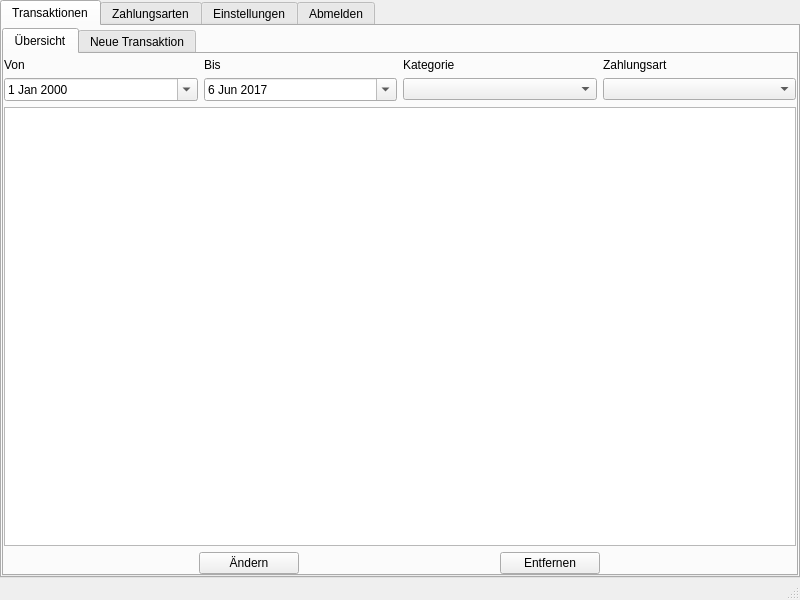
This is benutzerwindow.ui in Tandaradei/haushalt as Qt 5 draws it before an edit. The edited form follows.
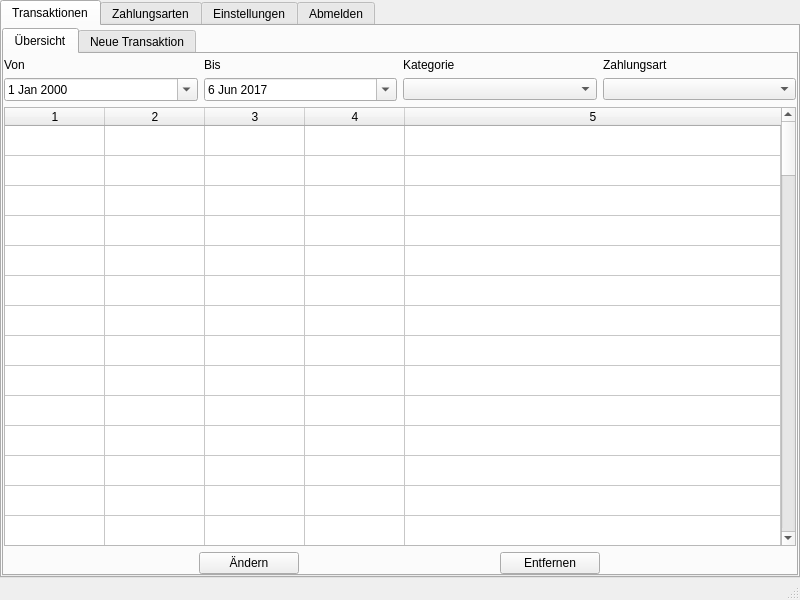
This is the edited form. The open tabs and pages were chosen to show the change. Icons and pictures are not drawn.

Commit message:
Changed transactionList to transactionTable
Added method to add a row to table
Added 2 test entries

```diff
--- a/benutzerwindow.ui
+++ b/benutzerwindow.ui
@@ -208,7 +208,143 @@
                    </layout>
                   </item>
                   <item>
-                   <widget class="QColumnView" name="transaktionenColumnView"/>
+                   <widget class="QTableWidget" name="transaktionenTable">
+                    <property name="editTriggers">
+                     <set>QAbstractItemView::NoEditTriggers</set>
+                    </property>
+                    <property name="selectionBehavior">
+                     <enum>QAbstractItemView::SelectRows</enum>
+                    </property>
+                    <property name="sortingEnabled">
+                     <bool>true</bool>
+                    </property>
+                    <property name="rowCount">
+                     <number>100</number>
+                    </property>
+                    <property name="columnCount">
+                     <number>5</number>
+                    </property>
+                    <attribute name="horizontalHeaderCascadingSectionResizes">
+                     <bool>false</bool>
+                    </attribute>
+                    <attribute name="horizontalHeaderMinimumSectionSize">
+                     <number>50</number>
+                    </attribute>
+                    <attribute name="horizontalHeaderShowSortIndicator" stdset="0">
+                     <bool>true</bool>
+                    </attribute>
+                    <attribute name="horizontalHeaderStretchLastSection">
+                     <bool>true</bool>
+                    </attribute>
+                    <attribute name="verticalHeaderVisible">
+                     <bool>false</bool>
+                    </attribute>
+                    <row/>
+                    <row/>
+                    <row/>
+                    <row/>
+                    <row/>
+                    <row/>
+                    <row/>
+                    <row/>
+                    <row/>
+                    <row/>
+                    <row/>
+                    <row/>
+                    <row/>
+                    <row/>
+                    <row/>
+                    <row/>
+                    <row/>
+                    <row/>
+                    <row/>
+                    <row/>
+                    <row/>
+                    <row/>
+                    <row/>
+                    <row/>
+                    <row/>
+                    <row/>
+                    <row/>
+                    <row/>
+                    <row/>
+                    <row/>
+                    <row/>
+                    <row/>
+                    <row/>
+                    <row/>
+                    <row/>
+                    <row/>
+                    <row/>
+                    <row/>
+                    <row/>
+                    <row/>
+                    <row/>
+                    <row/>
+                    <row/>
+                    <row/>
+                    <row/>
+                    <row/>
+                    <row/>
+                    <row/>
+                    <row/>
+                    <row/>
+                    <row/>
+                    <row/>
+                    <row/>
+                    <row/>
+                    <row/>
+                    <row/>
+                    <row/>
+                    <row/>
+                    <row/>
+                    <row/>
+                    <row/>
+                    <row/>
+                    <row/>
+                    <row/>
+                    <row/>
+                    <row/>
+                    <row/>
+                    <row/>
+                    <row/>
+                    <row/>
+                    <row/>
+                    <row/>
+                    <row/>
+                    <row/>
+                    <row/>
+                    <row/>
+                    <row/>
+                    <row/>
+                    <row/>
+                    <row/>
+                    <row/>
+                    <row/>
+                    <row/>
+                    <row/>
+                    <row/>
+                    <row/>
+                    <row/>
+                    <row/>
+                    <row/>
+                    <row/>
+                    <row/>
+                    <row/>
+                    <row/>
+                    <row/>
+                    <row/>
+                    <row/>
+                    <row/>
+                    <row/>
+                    <row/>
+                    <row/>
+                    <column/>
+                    <column/>
+                    <column/>
+                    <column/>
+                    <column/>
+                   </widget>
                   </item>
                   <item>
                    <layout class="QHBoxLayout" name="optionsLayout">
```
Left out of the diff: 56 changed lines with no effect on the pictures. The commit also changes 3 other files.
